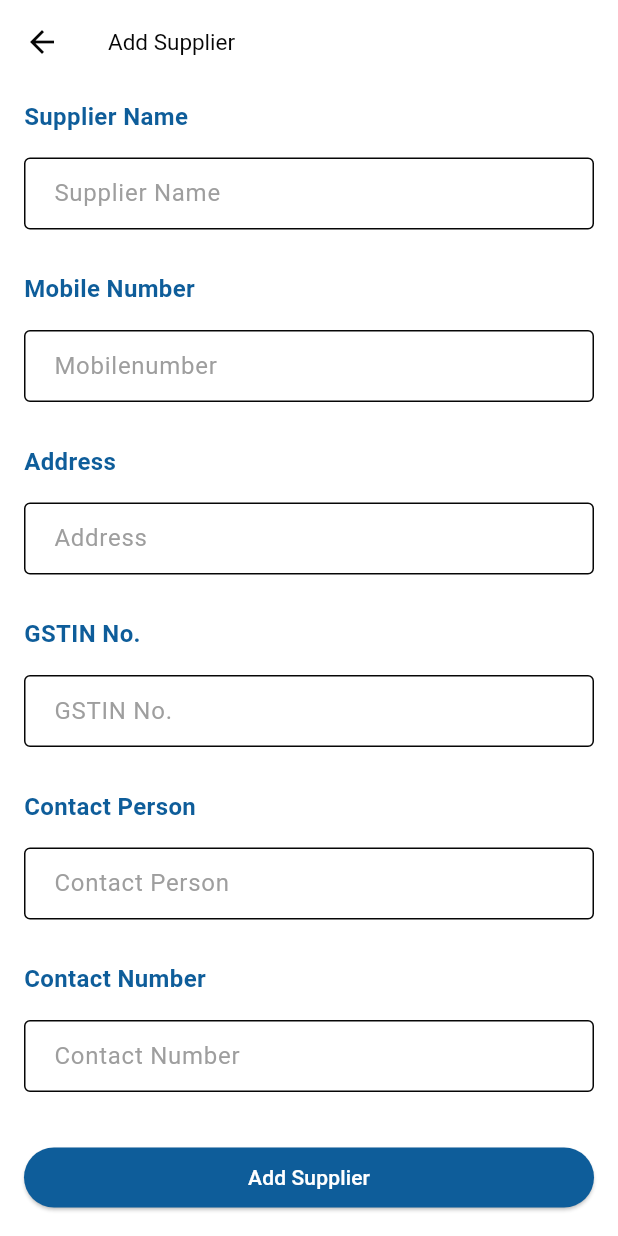
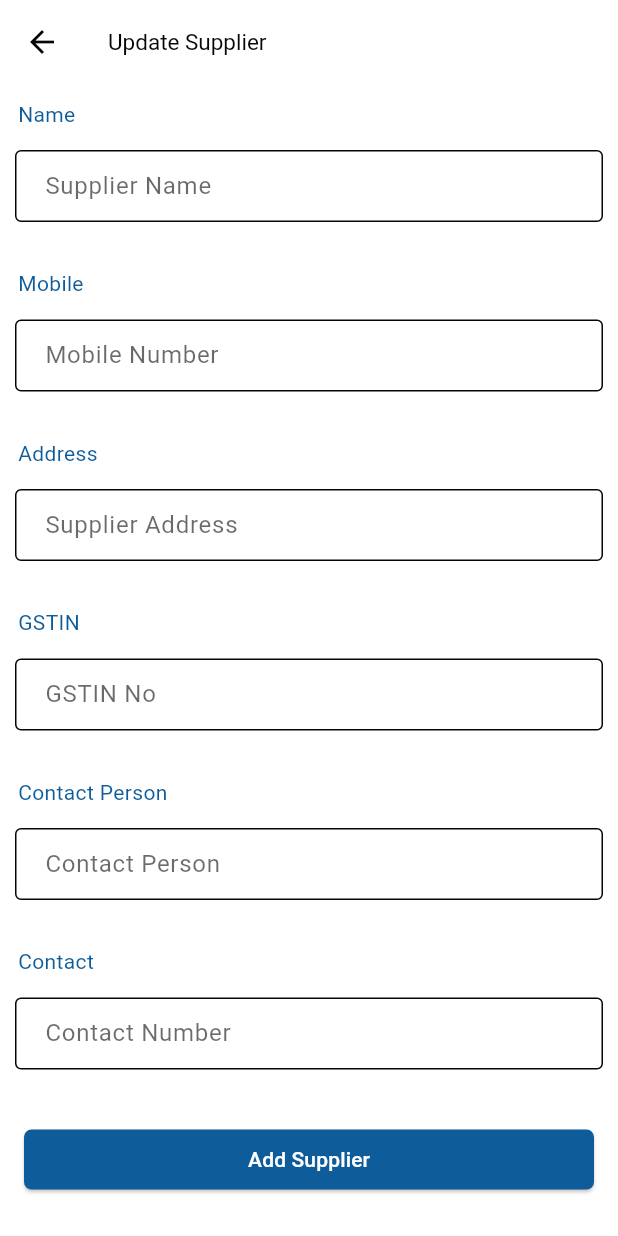
Before and after one commit to Extraaaz-Innovative-Tech-Solutions-POS/sposretail-flutter, a Flutter app: the SupplierUI screen opened directly, after a tap on "Add Supplier", on a phone screen of 412 x 824 dp. Run offline on Flutter 3.47's test engine with Material 3 defaults, Android fonts, the phone set to English and light mode, and no system bars; our stand-ins replace animated_bottom_navigation_bar, dio, flutter_contacts, fluttertoast, get, lottie and 5 more; missing offline and left inert: device_apps, share_whatsapp, syncfusion_flutter_xlsio; accounts and stored records are empty; network calls fail; project files that could hold a hidden picture were left out.

Commit message:
update supplier done

```diff
--- a/lib/constants/widget_constant.dart
+++ b/lib/constants/widget_constant.dart
@@ -98,6 +98,7 @@ Widget itemForms(
   hint,
   bool number,
   TextEditingController controller, {
+  onchanged,
   key,
 }) {
   return Column(
@@ -118,9 +119,8 @@ Widget itemForms(
           child: TextFormField(
             keyboardType:
                 number ? TextInputType.number : TextInputType.emailAddress,
-
+                   onChanged: onchanged,
             controller: controller,
-
             style: TextStyle(color: Theme.of(context).highlightColor),
             // keyboardType: TextInputType.emailAddress,
             textInputAction: TextInputAction.next,
--- a/lib/views/inventory/Supplier/update_supplier.dart
+++ b/lib/views/inventory/Supplier/update_supplier.dart
@@ -1,38 +1,73 @@
-import 'package:spos_retail/views/widgets/custom_textfield.dart';
 import 'package:spos_retail/views/widgets/export.dart';
 
 class UpdateSupplier extends StatefulWidget {
-  int id;
-  UpdateSupplier({super.key, required this.id});
+  int? id;
+  bool updateisClick;
+  String? supplierName;
+  String? supplierMobile;
+  String? supplierGstIn;
+  String? supplierAddress;
+  String? supplierContactPerson;
+  String? supplierContactNumber;
+  UpdateSupplier(
+      {super.key,
+      this.id,
+      this.supplierName,
+      this.supplierMobile,
+      this.supplierGstIn,
+      this.supplierAddress,
+      this.supplierContactPerson,
+      this.supplierContactNumber,
+      required this.updateisClick});
 
   @override
   State<UpdateSupplier> createState() => _UpdateSupplierState();
 }
 
 class _UpdateSupplierState extends State<UpdateSupplier> {
+  late final TextEditingController supplierNameController;
+  late final TextEditingController supplierMobileController;
+  late final TextEditingController supplierAddressController;
+  late final TextEditingController supplierGstInController;
+  late final TextEditingController supplierContactPersonController;
+  late final TextEditingController supplierContactNumberController;
+
+  late final TextEditingController discountController;
+
   final GlobalKey<FormState> _nameKey = GlobalKey<FormState>();
-  final GlobalKey<FormState> _emailKey = GlobalKey<FormState>();
+  // final GlobalKey<FormState> _emailKey = GlobalKey<FormState>();
+  // final GlobalKey<FormState> _phoneKey = GlobalKey<FormState>();
   final GlobalKey<FormState> _phoneKey = GlobalKey<FormState>();
+  final GlobalKey<FormState> _addressKey = GlobalKey<FormState>();
   final GlobalKey<FormState> _gstkey = GlobalKey<FormState>();
   final GlobalKey<FormState> _contactpersonKey = GlobalKey<FormState>();
   final GlobalKey<FormState> _contactNumberKey = GlobalKey<FormState>();
   final suppliercontroller = Get.put(SupplierController());
-late List<SupplierData> supplierList;
+  late List<SupplierData> supplierList;
 
-
-@override
+  @override
   void initState() {
     // TODO: implement initState
     super.initState();
-    suppliercontroller.getSupplierById(widget.id as int);
-
+    // suppliercontroller.getSupplierById(widget.id as int);
+    // suppliercontroller.getSupplierById(widget.id as int);
+    supplierNameController = TextEditingController(
+        text: widget.updateisClick ? widget.supplierName : "");
+    supplierMobileController = TextEditingController(
+        text: widget.updateisClick ? widget.supplierMobile : "");
+    supplierAddressController = TextEditingController(
+        text: widget.updateisClick ? widget.supplierAddress : "");
+    supplierGstInController = TextEditingController(
+        text: widget.updateisClick ? widget.supplierGstIn : "");
+    supplierContactPersonController = TextEditingController(
+        text: widget.updateisClick ? widget.supplierContactPerson : "");
+    supplierContactNumberController = TextEditingController(
+        text: widget.updateisClick ? widget.supplierContactNumber : "");
   }
-
-
 
   @override
   Widget build(BuildContext context) {
-     print("checking updatesupplier id ${widget.id}");
+    print("checking updatesupplier id ${widget.id}");
 
     return Scaffold(
       appBar: commonAppBar(context, "Update Supplier", ""),
@@ -43,35 +78,97 @@ late List<SupplierData> supplierList;
             const SizedBox(
               height: 10,
             ),
-            textFieldWithHeading(_nameKey, "Supplier Name", context,
-                suppliercontroller.supplierName.value, TextInputType.name, onchanged: (v) {
-                suppliercontroller.supplierName.value = v;
+            // textFieldWithHeading(_nameKey, "Supplier Name", context,
+            //     suppliercontroller.supplierName.value, TextInputType.name, onchanged: (v) {
+            //     suppliercontroller.supplierName.value = v;
+            // }),
+
+            itemForms(
+                context,
+                "Name",
+                widget.updateisClick ? widget.supplierName : "Supplier Name",
+                false,
+                supplierNameController,
+                key: _nameKey, onchanged: (v) {
+              suppliercontroller.supplierName.value = v;
             }),
+
             const SizedBox(height: 5),
-            textFieldWithHeading(_phoneKey, "Mobile Number", context,
-                suppliercontroller.supplierMobile.value, TextInputType.number, onchanged: (v) {
+            // textFieldWithHeading(_phoneKey, "Mobile Number", context,
+            //     suppliercontroller.supplierMobile.value, TextInputType.number, onchanged: (v) {
+            //   suppliercontroller.supplierMobile.value = v;
+            // }),
+
+            itemForms(
+                context,
+                "Mobile",
+                widget.updateisClick ? widget.supplierMobile : "Mobile Number",
+                false,
+                supplierMobileController,
+                key: _phoneKey, onchanged: (v) {
               suppliercontroller.supplierMobile.value = v;
             }),
+
             const SizedBox(height: 5),
-            textFieldWithHeading(
-                _emailKey, "Address", context, suppliercontroller.supplierAddress.value, TextInputType.text,
-                onchanged: (v) {
+            itemForms(
+                context,
+                "Address",
+                widget.updateisClick
+                    ? widget.supplierAddress
+                    : "Supplier Address",
+                false,
+                supplierAddressController,
+                key: _addressKey, onchanged: (v) {
               suppliercontroller.supplierAddress.value = v;
             }),
             const SizedBox(height: 5),
-            textFieldWithHeading(
-                _gstkey, "GSTIN No.", context, suppliercontroller.supplierMobile.value, TextInputType.text,
-                onchanged: (v) {
+            // textFieldWithHeading(
+            //     _gstkey, "GSTIN No.", context, suppliercontroller.supplierMobile.value, TextInputType.text,
+            //     onchanged: (v) {
+            //   suppliercontroller.supplierGstin.value = v;
+            // }),
+
+            itemForms(
+                context,
+                "GSTIN ",
+                widget.updateisClick ? widget.supplierGstIn : "GSTIN No",
+                false,
+                supplierGstInController,
+                key: _gstkey, onchanged: (v) {
               suppliercontroller.supplierGstin.value = v;
             }),
             const SizedBox(height: 5),
-            textFieldWithHeading(_contactpersonKey, "Contact Person", context,
-                suppliercontroller.supplierPerson.value , TextInputType.text, onchanged: (v) {
+            // textFieldWithHeading(_contactpersonKey, "Contact Person", context,
+            //     suppliercontroller.supplierPerson.value , TextInputType.text, onchanged: (v) {
+            //   suppliercontroller.supplierPerson.value = v;
+            // }),
+
+            itemForms(
+                context,
+                "Contact Person ",
+                widget.updateisClick
+                    ? widget.supplierContactPerson
+                    : "Contact Person",
+                false,
+                supplierContactPersonController,
+                key: _contactpersonKey, onchanged: (v) {
               suppliercontroller.supplierPerson.value = v;
             }),
             const SizedBox(height: 5),
-            textFieldWithHeading(_contactNumberKey, "Contact Number", context,
-                suppliercontroller.supplierMobile.value, TextInputType.number, onchanged: (v) {
+            // textFieldWithHeading(_contactNumberKey, "Contact Number", context,
+            //     suppliercontroller.supplierMobile.value, TextInputType.number, onchanged: (v) {
+            //   suppliercontroller.supplierNumber.value = v;
+            // }),
+
+            itemForms(
+                context,
+                "Contact ",
+                widget.updateisClick
+                    ? widget.supplierContactNumber
+                    : "Contact Number",
+                false,
+                supplierContactNumberController,
+                key: _contactNumberKey, onchanged: (v) {
               suppliercontroller.supplierNumber.value = v;
             }),
             const SizedBox(height: 10),
@@ -79,16 +176,38 @@ late List<SupplierData> supplierList;
                 padding: const EdgeInsets.symmetric(horizontal: 16.0),
                 child: SizedBox(
                   width: double.infinity,
+                  // child: ElevatedButton(
+                  //   style: ElevatedButton.styleFrom(
+                  //       backgroundColor: Theme.of(context).primaryColor),
+                  //   onPressed: () {
+                  //     suppliercontroller.updateSupplier(context, widget.id);
+                  //     // suppliercontroller.addSupplier(context);
+                  //   },
+                  //   child: customText('Update Supplier',
+                  //       color: Theme.of(context).scaffoldBackgroundColor),
+                  // ),
+
                   child: ElevatedButton(
-                    style: ElevatedButton.styleFrom(
-                        backgroundColor: Theme.of(context).primaryColor),
-                    onPressed: () {
-                      suppliercontroller.updateSupplier(context, widget.id);
-                      // suppliercontroller.addSupplier(context);
-                    },
-                    child: customText('Update Supplier',
-                        color: Theme.of(context).scaffoldBackgroundColor),
-                  ),
+                      onPressed: () {
+                        if (widget.updateisClick == false) {
+                          suppliercontroller.addSupplier(context);
+                        } else {
+                          suppliercontroller.updateSupplier(context, widget.id);
+                        }
+                      },
+                      style: ElevatedButton.styleFrom(
+                          backgroundColor: Theme.of(context).primaryColor,
+                          shape: RoundedRectangleBorder(
+                              borderRadius: BorderRadius.circular(5.0))),
+                      child: widget.updateisClick
+                          ? customText(
+                              "Update Supplier",
+                              color: Theme.of(context).scaffoldBackgroundColor,
+                            )
+                          : customText(
+                              "Add Supplier",
+                              color: Theme.of(context).scaffoldBackgroundColor,
+                            )),
                 ))
           ],
         ),
```
Also changed, not shown: lib/controllers/Inventory_Controller/supplier.dart (+15 -2 lines), lib/views/inventory/Supplier/supplier.dart (+15 -2 lines).
